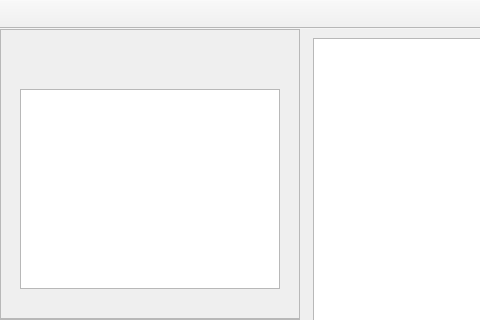
This is BodegueroHero/mainwindow.ui in ErickHernandez/BodegueroHero as Qt 5 draws it before an edit; both pictures show x 0 to 480 and y 0 to 320 of the 1031 by 657 pixel window. The edited form follows.
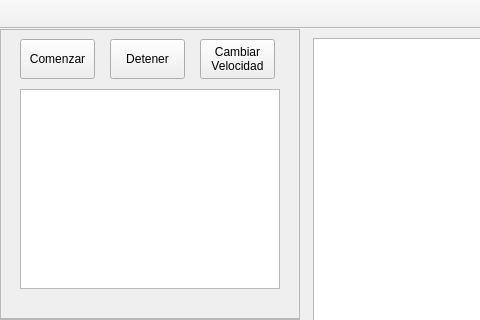
This is the edited form. Icons and pictures are not drawn.

What changed in the file:
```diff
--- a/BodegueroHero/mainwindow.ui
+++ b/BodegueroHero/mainwindow.ui
@@ -2819,6 +2819,46 @@
         <enum>Qt::ScrollBarAlwaysOff</enum>
        </property>
       </widget>
+      <widget class="QPushButton" name="btn_PlayGame">
+       <property name="geometry">
+        <rect>
+         <x>20</x>
+         <y>10</y>
+         <width>75</width>
+         <height>40</height>
+        </rect>
+       </property>
+       <property name="text">
+        <string>Comenzar</string>
+       </property>
+      </widget>
+      <widget class="QPushButton" name="btn_StopGame">
+       <property name="geometry">
+        <rect>
+         <x>110</x>
+         <y>10</y>
+         <width>75</width>
+         <height>40</height>
+        </rect>
+       </property>
+       <property name="text">
+        <string>Detener</string>
+       </property>
+      </widget>
+      <widget class="QPushButton" name="btn_ConfigurarVelocidad">
+       <property name="geometry">
+        <rect>
+         <x>200</x>
+         <y>10</y>
+         <width>75</width>
+         <height>40</height>
+        </rect>
+       </property>
+       <property name="text">
+        <string>Cambiar
+Velocidad</string>
+       </property>
+      </widget>
      </widget>
      <widget class="QFrame" name="frame3">
       <property name="geometry">
```
Left out of the diff: 2 changed lines with no effect on the pictures.
